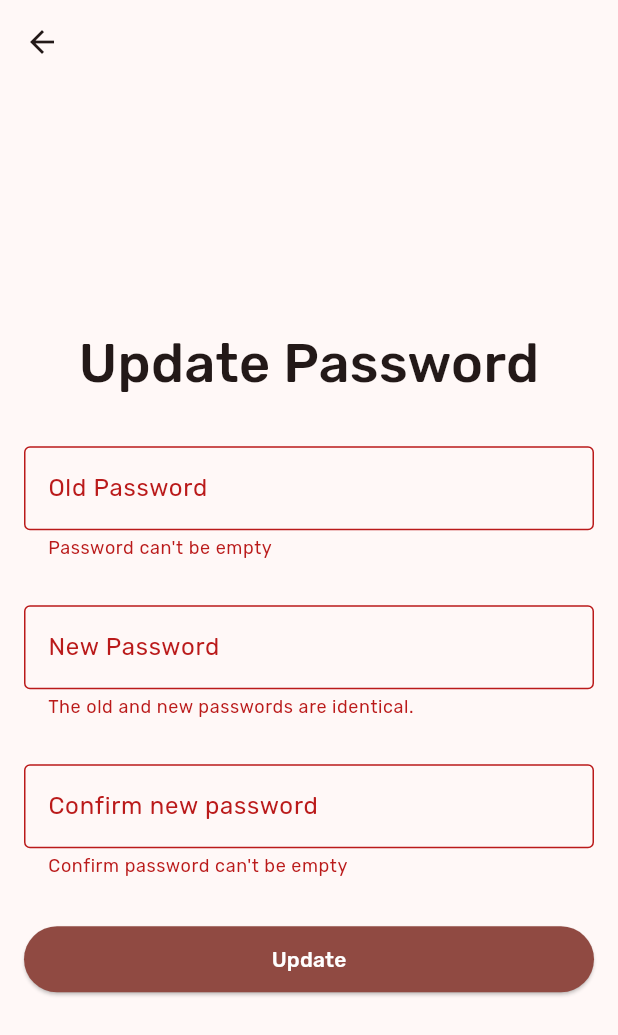
After one commit to SakurajimaNoel/doko_react, a Flutter app: the ChangePasswordPage screen opened directly, after a tap on "Update", on a phone screen of 412 x 824 dp. The commit adds this screen. Shown: the top 1035 px of the screen. Run offline on Flutter 3.47's test engine with Material 3 defaults, Android fonts, the phone set to English and light mode, and no system bars; our stand-ins replace go_router, graphql_flutter, qr_flutter, shared_preferences; missing offline and left inert: amplify_auth_cognito, amplify_flutter, flex_color_picker; accounts and stored records are empty.

Commit message:
feat: added update password page and implementation

```diff
--- a/lib/core/configs/router/router_constants.dart
+++ b/lib/core/configs/router/router_constants.dart
@@ -10,8 +10,10 @@ class RouterConstants {
   static const String userFeed = "userFeed";
   static const String nearby = "nearby";
   static const String profile = "profile";
+
+  // settings page
   static const String settings = "settings";
   static const String mfaSetup = "mfaSetup";
   static const String verifyMfa = "verifyMFA";
-
+  static const String changePassword = "changePassword";
 }
--- /dev/null
+++ b/lib/features/application/settings/presentation/change_password_page.dart
@@ -0,0 +1,200 @@
+import 'package:doko_react/core/configs/router/router_constants.dart';
+import 'package:doko_react/features/authentication/data/auth.dart';
+import 'package:flutter/material.dart';
+import 'package:go_router/go_router.dart';
+
+import '../../../../core/helpers/input.dart';
+import '../../../authentication/presentation/widgets/error_widget.dart';
+import '../../../authentication/presentation/widgets/heading.dart';
+
+class ChangePasswordPage extends StatefulWidget {
+  const ChangePasswordPage({super.key});
+
+  @override
+  State<ChangePasswordPage> createState() => _ChangePasswordPageState();
+}
+
+class _ChangePasswordPageState extends State<ChangePasswordPage> {
+  final _formKey = GlobalKey<FormState>();
+
+  bool _loading = false;
+  String _password = "";
+  String _newPassword = "";
+  String _errorMessage = "";
+
+  Future<void> _handleUpdate() async {
+    bool isValid = _formKey.currentState?.validate() ?? false;
+    if (!isValid) {
+      return;
+    }
+
+    _formKey.currentState?.save();
+    setState(() {
+      _loading = true;
+      _errorMessage = "";
+    });
+
+    var updateStatus =
+        await AuthenticationActions.updatePassword(_password, _newPassword);
+
+    if (updateStatus.status == AuthStatus.error) {
+      setState(() {
+        _loading = false;
+        _errorMessage = updateStatus.message!;
+      });
+      return;
+    }
+
+    _handleSuccess();
+  }
+
+  void _handleSuccess() {
+    ScaffoldMessenger.of(context).showSnackBar(
+      const SnackBar(
+        content: Text('Your password has been successfully updated.'),
+        duration: Duration(milliseconds: 500),
+      ),
+    );
+
+    Future.delayed(
+      const Duration(milliseconds: 500),
+      () {
+        context.goNamed(RouterConstants.settings);
+      },
+    );
+  }
+
+  @override
+  Widget build(BuildContext context) {
+    var currTheme = Theme.of(context).colorScheme;
+
+    return Scaffold(
+      appBar: AppBar(),
+      body: Padding(
+        padding: const EdgeInsets.symmetric(horizontal: 16),
+        child: Column(
+          mainAxisAlignment: MainAxisAlignment.center,
+          children: [
+            const Heading(
+              "Update Password",
+              size: 36,
+            ),
+            const SizedBox(height: 30),
+            Form(
+              key: _formKey,
+              child: Column(
+                children: [
+                  TextFormField(
+                    enabled: !_loading,
+                    obscureText: true,
+                    onChanged: (value) {
+                      _password = value;
+                    },
+                    onSaved: (value) {
+                      if (value == null || value.isEmpty) {
+                        return;
+                      }
+
+                      _password = value;
+                    },
+                    validator: (value) {
+                      if (value == null || value.isEmpty) {
+                        return "Password can't be empty";
+                      }
+                      return null;
+                    },
+                    autovalidateMode: AutovalidateMode.onUserInteraction,
+                    decoration: const InputDecoration(
+                        border: OutlineInputBorder(),
+                        labelText: "Old Password",
+                        hintText: "Old Password..."),
+                  ),
+                  const SizedBox(height: 30),
+                  TextFormField(
+                    enabled: !_loading,
+                    obscureText: true,
+                    onChanged: (value) {
+                      _newPassword = value;
+                    },
+                    onSaved: (value) {
+                      if (value == null ||
+                          value.isEmpty ||
+                          _password == value) {
+                        return;
+                      }
+
+                      _newPassword = value;
+                    },
+                    validator: (value) {
+                      if (value == _password) {
+                        return "The old and new passwords are identical. ";
+                      }
+
+                      InputStatus status =
+                          ValidateInput.validatePassword(value);
+
+                      if (!status.isValid) {
+                        return status.message;
+                      }
+
+                      return null;
+                    },
+                    autovalidateMode: AutovalidateMode.onUserInteraction,
+                    decoration: const InputDecoration(
+                        border: OutlineInputBorder(),
+                        labelText: "New Password",
+                        hintText: "New Password..."),
+                  ),
+                  const SizedBox(height: 30),
+                  TextFormField(
+                    enabled: !_loading,
+                    obscureText: true,
+                    validator: (value) {
+                      InputStatus status =
+                          ValidateInput.validateConfirmPassword(
+                              _newPassword, value);
+
+                      if (!status.isValid) {
+                        return status.message;
+                      }
+
+                      return null;
+                    },
+                    autovalidateMode: AutovalidateMode.onUserInteraction,
+                    decoration: const InputDecoration(
+                        border: OutlineInputBorder(),
+                        labelText: "Confirm new password",
+                        hintText: "Confirm new password..."),
+                  ),
+                  const SizedBox(height: 30),
+                  ElevatedButton(
+                    onPressed: _loading ? null : _handleUpdate,
+                    style: ElevatedButton.styleFrom(
+                      minimumSize: const Size(double.infinity, 24),
+                      backgroundColor: currTheme.primary,
+                      foregroundColor: currTheme.onPrimary,
+                    ),
+                    child: Padding(
+                      padding: const EdgeInsets.symmetric(vertical: 12.0),
+                      child: _loading
+                          ? const SizedBox(
+                              height: 25,
+                              width: 25,
+                              child: CircularProgressIndicator(),
+                            )
+                          : const Text("Update"),
+                    ),
+                  ),
+                  if (_errorMessage.isNotEmpty) ...[
+                    const SizedBox(height: 10),
+                    ErrorText(_errorMessage),
+                  ],
+                ],
+              ),
+            )
+          ],
+        ),
+      ),
+    );
+  }
+}
```
Also changed, not shown: lib/core/configs/router/app_router_config.dart (+8 -0 lines), lib/features/application/settings/presentation/settings_page.dart (+18 -0 lines), lib/features/authentication/data/auth.dart (+30 -14 lines).
